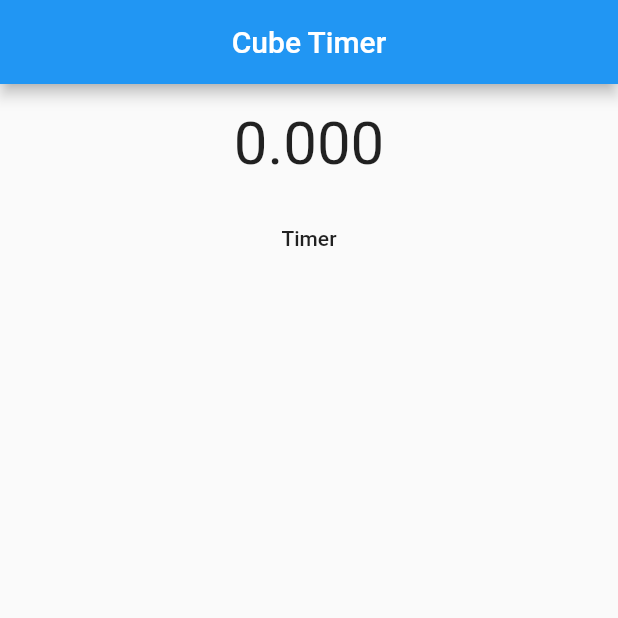
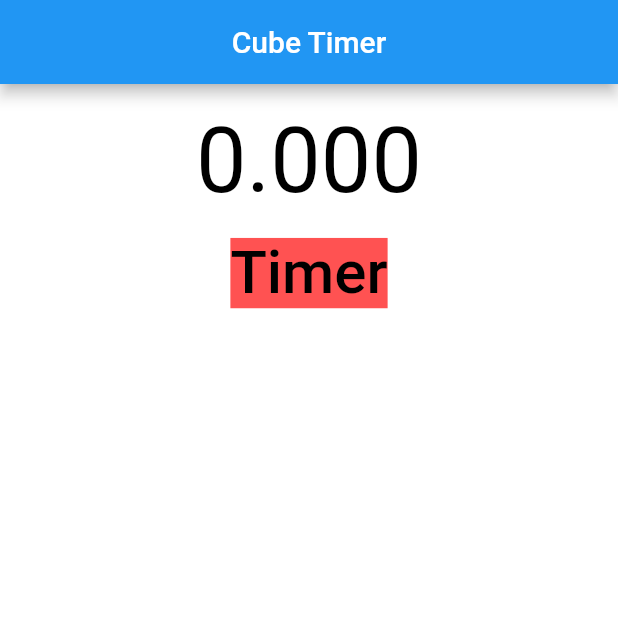
Before and after one commit to DaVinciTachyon/Cuber, a Flutter app: the screen it shows after launch, on a phone screen of 412 x 824 dp, the top half of it. Run offline on Flutter 3.47's test engine with Material 2 defaults, Android fonts, the phone set to English and light mode, and no system bars.

Commit message:
genralised theme

```diff
--- a/cuber/lib/main.dart
+++ b/cuber/lib/main.dart
@@ -8,6 +8,27 @@ class Cuber extends StatelessWidget {
   Widget build(BuildContext context) {
     return MaterialApp(
       title: 'Cuber',
+      debugShowCheckedModeBanner: false,
+      theme: ThemeData(
+        primaryColor: Colors.blue,
+        accentColor: Colors.amber,
+        scaffoldBackgroundColor: Colors.white,
+        errorColor: Colors.redAccent,
+        primaryTextTheme: TextTheme(
+          title: TextStyle(
+            color: Colors.white,
+          ),
+          display1: TextStyle(
+            color: Colors.black,
+            fontSize: 60.0,
+          ),
+          button: TextStyle(
+            color: Colors.black,
+            fontSize: 40.0,
+            backgroundColor: Colors.redAccent,
+          ),
+        ),
+      ),
       home: ResultScreen(),
     );
   }
--- a/cuber/lib/main_screen.dart
+++ b/cuber/lib/main_screen.dart
@@ -15,9 +15,14 @@ class ResultScreenState extends State<ResultScreen> {
   @override
   Widget build(BuildContext context) {
     return Scaffold(
+      backgroundColor: Theme.of(context).scaffoldBackgroundColor,
       appBar: AppBar(
+        backgroundColor: Theme.of(context).primaryColor,
         title: Center(
-          child: Text("Cube Timer"),
+          child: Text(
+            "Cube Timer",
+            style: Theme.of(context).primaryTextTheme.title,
+          ),
         ),
       ),
       body: Center(
@@ -26,13 +31,14 @@ class ResultScreenState extends State<ResultScreen> {
             padding: EdgeInsets.all(16.0),
             child: Text(
               time == -1 ? "DNF" : timeFormat(time, 3),
-              style: TextStyle(
-                fontSize: 40,
-              ),
+              style: Theme.of(context).primaryTextTheme.display1,
             ),
           ),
           FlatButton(
-            child: Text("Timer"),
+            child: Text(
+              "Timer",
+              style: Theme.of(context).primaryTextTheme.button,
+            ),
             onPressed: () async {
               time = await Navigator.push(
                 context,
--- a/cuber/lib/timerScreens/inspection.dart
+++ b/cuber/lib/timerScreens/inspection.dart
@@ -39,6 +39,7 @@ class _InspectionTimer extends State<Inspection> with TickerProviderStateMixin {
   @override
   Widget build(BuildContext context) {
     return Scaffold(
+      backgroundColor: Theme.of(context).scaffoldBackgroundColor,
       body: SizedBox.expand(
         child: AnimatedBuilder(
             animation: controller,
@@ -48,7 +49,7 @@ class _InspectionTimer extends State<Inspection> with TickerProviderStateMixin {
                   Align(
                     alignment: Alignment.bottomCenter,
                     child: Container(
-                      color: Colors.amber,
+                      color: Theme.of(context).accentColor,
                       height: controller.value == 0
                           ? MediaQuery.of(context).size.height
                           : controller.value *
@@ -62,7 +63,7 @@ class _InspectionTimer extends State<Inspection> with TickerProviderStateMixin {
                         return FlatButton(
                           child: Text(
                             "$timerString",
-                            style: TextStyle(fontSize: 50),
+                            style: Theme.of(context).primaryTextTheme.display1,
                           ),
                           onPressed: () async {
                             if (controller.isAnimating) {
--- a/cuber/lib/timerScreens/timer.dart
+++ b/cuber/lib/timerScreens/timer.dart
@@ -48,13 +48,12 @@ class _CubeTimerState extends State<CubeTimer> {
   @override
   Widget build(BuildContext context) {
     return Scaffold(
+      backgroundColor: Theme.of(context).scaffoldBackgroundColor,
       body: SizedBox.expand(
         child: FlatButton(
           child: Text(
             timeFormat(_time, 1),
-            style: TextStyle(
-              fontSize: 50,
-            ),
+            style: Theme.of(context).primaryTextTheme.display1,
           ),
           onPressed: () {
             if (_stopwatch.isRunning) {
```
